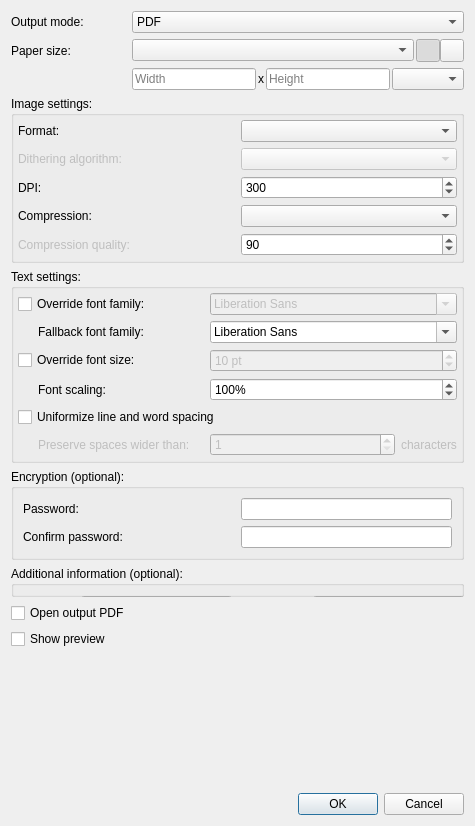
Old version of the form qt/data/PdfExportDialog.ui in the repository marsiliano/gImageReader.
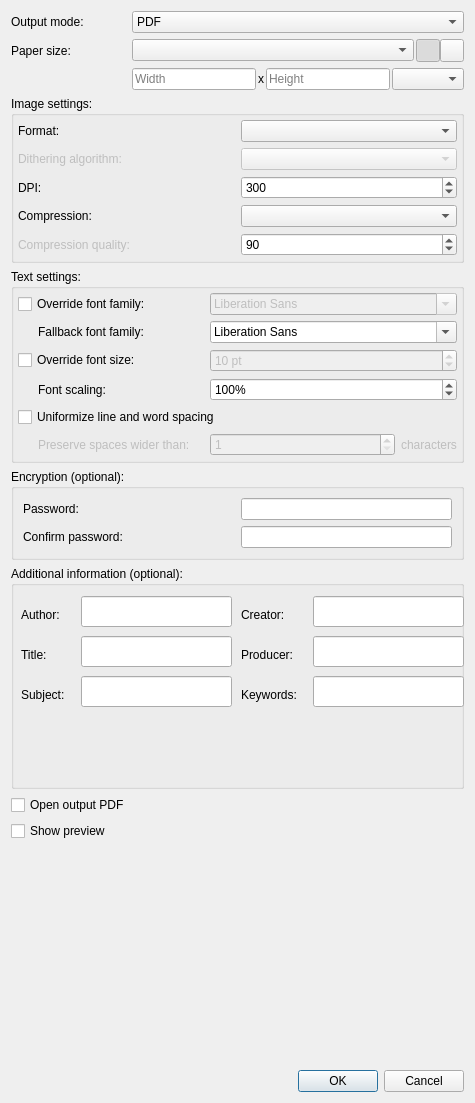
New version of the form. Icons and pictures are not drawn.

Commit message: [Qt] Try to fix UI expanding

Diff of the .ui file:
```diff
--- a/qt/data/PdfExportDialog.ui
+++ b/qt/data/PdfExportDialog.ui
@@ -7,7 +7,7 @@
     <x>0</x>
     <y>0</y>
     <width>475</width>
-    <height>826</height>
+    <height>1103</height>
    </rect>
   </property>
   <property name="windowTitle">
@@ -527,7 +527,7 @@
    <item row="7" column="0" colspan="3">
     <widget class="QGroupBox" name="groupBoxAdditionaInfo">
      <property name="sizePolicy">
-      <sizepolicy hsizetype="Preferred" vsizetype="Preferred">
+      <sizepolicy hsizetype="Preferred" vsizetype="Expanding">
        <horstretch>0</horstretch>
        <verstretch>0</verstretch>
       </sizepolicy>
```
